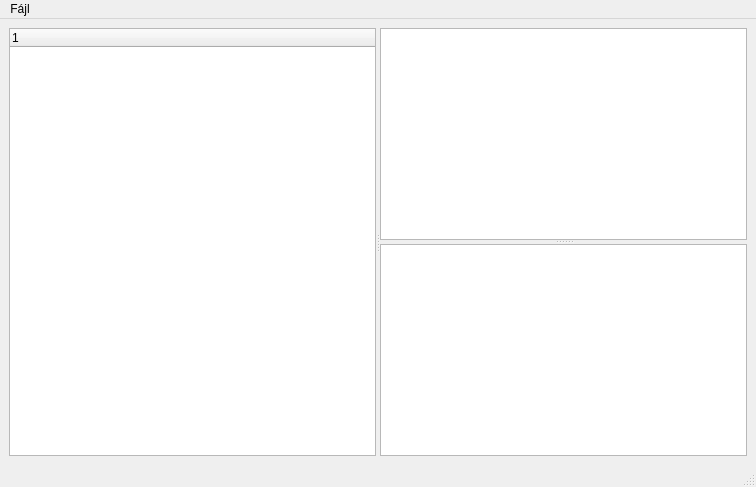
Qt form Implementation/View/mainwindow.ui (LNorbi94/DiagramQuery) before a commit.
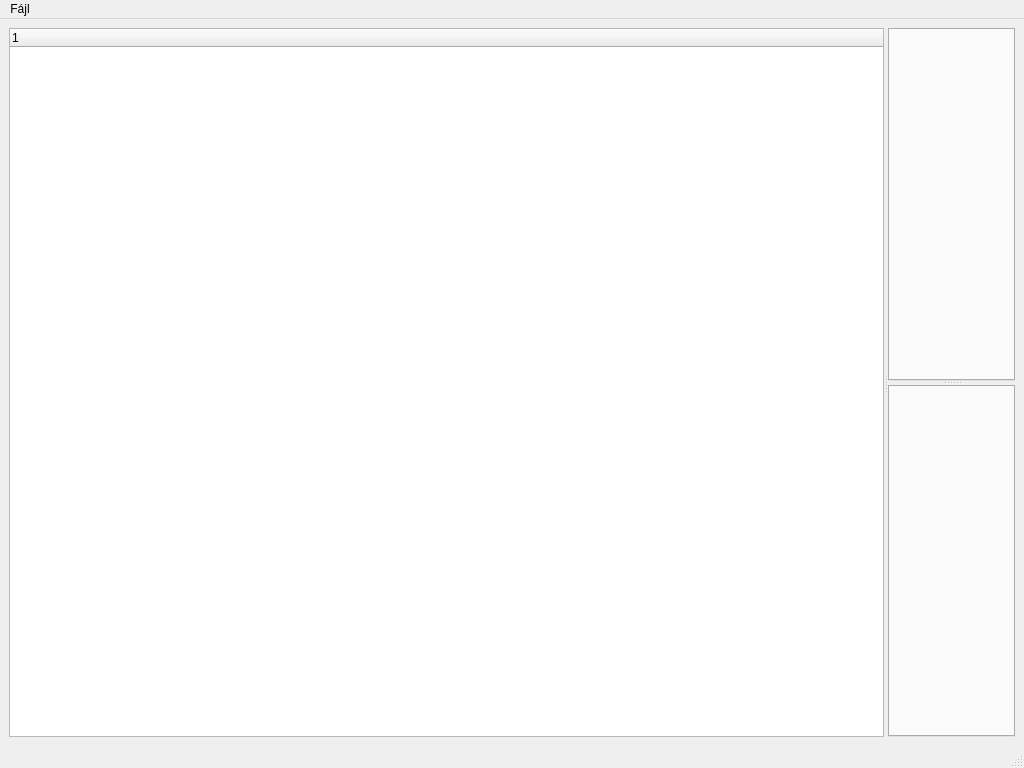
The same form after that commit.

Patch:
```diff
--- a/Implementation/View/mainwindow.ui
+++ b/Implementation/View/mainwindow.ui
@@ -6,8 +6,8 @@
    <rect>
     <x>0</x>
     <y>0</y>
-    <width>756</width>
-    <height>487</height>
+    <width>1024</width>
+    <height>768</height>
    </rect>
   </property>
   <property name="sizePolicy">
@@ -46,8 +46,22 @@
        <property name="orientation">
         <enum>Qt::Vertical</enum>
        </property>
-       <widget class="QListView" name="listView"/>
-       <widget class="QTextEdit" name="textEdit"/>
+       <widget class="QTabWidget" name="tWUpper">
+        <property name="currentIndex">
+         <number>-1</number>
+        </property>
+        <property name="tabsClosable">
+         <bool>true</bool>
+        </property>
+       </widget>
+       <widget class="QTabWidget" name="tWLower">
+        <property name="currentIndex">
+         <number>-1</number>
+        </property>
+        <property name="tabsClosable">
+         <bool>true</bool>
+        </property>
+       </widget>
       </widget>
      </widget>
     </item>
@@ -58,8 +72,8 @@
     <rect>
      <x>0</x>
      <y>0</y>
-     <width>756</width>
-     <height>20</height>
+     <width>1024</width>
+     <height>21</height>
     </rect>
    </property>
    <widget class="QMenu" name="menuF_jl">
```
Left out of the diff: 13 changed lines with no effect on the pictures.
